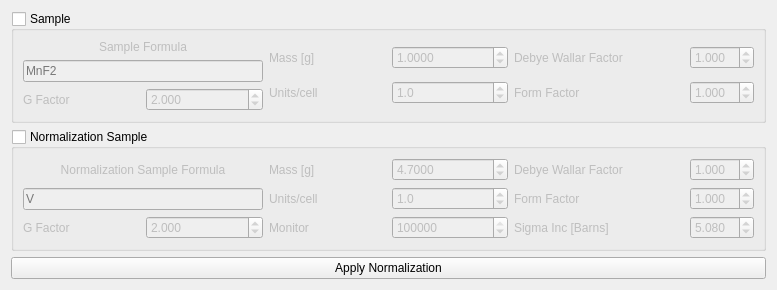
MJOLNIRPackage/MJOLNIR-GUI, file src/main/resources/base/Views/SampleManager.ui: the form before one commit.
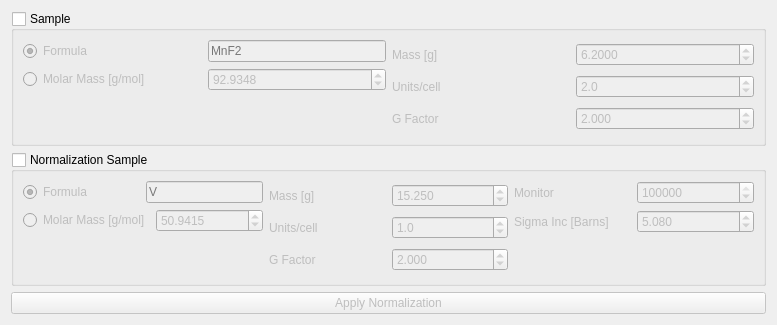
The form after the commit.

Commit message: Update UI to reflect change in MJOLNIR

Patch:
```diff
--- a/src/main/resources/base/Views/SampleManager.ui
+++ b/src/main/resources/base/Views/SampleManager.ui
@@ -7,7 +7,7 @@
     <x>0</x>
     <y>0</y>
     <width>777</width>
-    <height>290</height>
+    <height>325</height>
    </rect>
   </property>
   <property name="windowTitle">
@@ -34,58 +34,72 @@
         <item>
          <layout class="QVBoxLayout" name="verticalLayout">
           <item>
-           <widget class="QLabel" name="label">
-            <property name="sizePolicy">
-             <sizepolicy hsizetype="Preferred" vsizetype="Preferred">
-              <horstretch>0</horstretch>
-              <verstretch>0</verstretch>
-             </sizepolicy>
-            </property>
-            <property name="text">
-             <string>Sample Formula</string>
-            </property>
-            <property name="alignment">
-             <set>Qt::AlignCenter</set>
-            </property>
-           </widget>
+           <layout class="QHBoxLayout" name="horizontalLayout_6">
+            <item>
+             <widget class="QRadioButton" name="SampleManager_SampleFormula_radioButton">
+              <property name="text">
+               <string>Formula</string>
+              </property>
+              <property name="checked">
+               <bool>true</bool>
+              </property>
+              <attribute name="buttonGroup">
+               <string notr="true">buttonGroup</string>
+              </attribute>
+             </widget>
+            </item>
+            <item>
+             <widget class="QLineEdit" name="SampleManager_sampleFormula_lineEdit">
+              <property name="sizePolicy">
+               <sizepolicy hsizetype="Preferred" vsizetype="Fixed">
+                <horstretch>0</horstretch>
+                <verstretch>0</verstretch>
+               </sizepolicy>
+              </property>
+              <property name="placeholderText">
+               <string>MnF2</string>
+              </property>
+             </widget>
+            </item>
+           </layout>
           </item>
           <item>
-           <widget class="QLineEdit" name="SampleManager_sampleFormula_lineEdit">
-            <property name="sizePolicy">
-             <sizepolicy hsizetype="Preferred" vsizetype="Fixed">
-              <horstretch>0</horstretch>
-              <verstretch>0</verstretch>
-             </sizepolicy>
-            </property>
-            <property name="placeholderText">
-             <string>MnF2</string>
-            </property>
-           </widget>
-          </item>
-          <item>
-           <layout class="QHBoxLayout" name="horizontalLayout_7">
+           <layout class="QHBoxLayout" name="horizontalLayout_5">
             <item>
-             <widget class="QLabel" name="label_6">
+             <widget class="QRadioButton" name="SampleManager_SampleMolarMass_radioButton">
               <property name="text">
-               <string>G Factor</string>
+               <string>Molar Mass [g/mol]</string>
               </property>
              </widget>
             </item>
             <item>
-             <widget class="QDoubleSpinBox" name="SampleManager_SampleGFactor_spinBox">
+             <widget class="QDoubleSpinBox" name="SampleManager_SampleMolarMass_spinBox">
               <property name="decimals">
-               <number>3</number>
+               <number>4</number>
               </property>
               <property name="maximum">
-               <double>999.990000000000009</double>
+               <double>99999.990000000005239</double>
               </property>
               <property name="value">
-               <double>2.000000000000000</double>
+               <double>92.934799999999996</double>
               </property>
              </widget>
             </item>
            </layout>
           </item>
+          <item>
+           <spacer name="verticalSpacer_3">
+            <property name="orientation">
+             <enum>Qt::Vertical</enum>
+            </property>
+            <property name="sizeHint" stdset="0">
+             <size>
+              <width>20</width>
+              <height>40</height>
+             </size>
+            </property>
+           </spacer>
+          </item>
          </layout>
         </item>
         <item>
@@ -108,7 +122,7 @@
                <double>0.100000000000000</double>
               </property>
               <property name="value">
-               <double>1.000000000000000</double>
+               <double>6.200000000000000</double>
               </property>
              </widget>
             </item>
@@ -129,7 +143,31 @@
                <number>1</number>
               </property>
               <property name="value">
-               <double>1.000000000000000</double>
+               <double>2.000000000000000</double>
+              </property>
+             </widget>
+            </item>
+           </layout>
+          </item>
+          <item>
+           <layout class="QHBoxLayout" name="horizontalLayout_7">
+            <item>
+             <widget class="QLabel" name="label_6">
+              <property name="text">
+               <string>G Factor</string>
+              </property>
+             </widget>
+            </item>
+            <item>
+             <widget class="QDoubleSpinBox" name="SampleManager_SampleGFactor_spinBox">
+              <property name="decimals">
+               <number>3</number>
+              </property>
+              <property name="maximum">
+               <double>999.990000000000009</double>
+              </property>
+              <property name="value">
+               <double>2.000000000000000</double>
               </property>
              </widget>
             </item>
@@ -139,63 +177,9 @@
         </item>
         <item>
          <layout class="QVBoxLayout" name="verticalLayout_4">
-          <item>
-           <layout class="QHBoxLayout" name="horizontalLayout_5">
-            <item>
-             <widget class="QLabel" name="label_4">
-              <property name="text">
-               <string>Debye Wallar Factor</string>
-              </property>
-             </widget>
-            </item>
-            <item>
-             <widget class="QDoubleSpinBox" name="SampleManager_SampleDebyeWallerFactor_spinBox">
-              <property name="sizePolicy">
-               <sizepolicy hsizetype="Fixed" vsizetype="Fixed">
-                <horstretch>0</horstretch>
-                <verstretch>0</verstretch>
-               </sizepolicy>
-              </property>
-              <property name="decimals">
-               <number>3</number>
-              </property>
-              <property name="singleStep">
-               <double>0.100000000000000</double>
-              </property>
-              <property name="value">
-               <double>1.000000000000000</double>
-              </property>
-             </widget>
-            </item>
-           </layout>
-          </item>
-          <item>
-           <layout class="QHBoxLayout" name="horizontalLayout_6">
-            <item>
-             <widget class="QLabel" name="label_5">
-              <property name="text">
-               <string>Form Factor</string>
-              </property>
-             </widget>
-            </item>
-            <item>
-             <widget class="QDoubleSpinBox" name="SampleManager_SampleFormFactor_spinBox">
-              <property name="sizePolicy">
-               <sizepolicy hsizetype="Fixed" vsizetype="Fixed">
-                <horstretch>0</horstretch>
-                <verstretch>0</verstretch>
-               </sizepolicy>
-              </property>
-              <property name="decimals">
-               <number>3</number>
-              </property>
-              <property name="value">
-               <double>1.000000000000000</double>
-              </property>
-             </widget>
-            </item>
-           </layout>
-          </item>
+          <property name="sizeConstraint">
+           <enum>QLayout::SetDefaultConstraint</enum>
+          </property>
          </layout>
         </item>
        </layout>
@@ -231,59 +215,91 @@
        <layout class="QHBoxLayout" name="horizontalLayout_9">
         <item>
          <layout class="QVBoxLayout" name="verticalLayout_2">
-          <item>
-           <widget class="QLabel" name="label_7">
-            <property name="sizePolicy">
-             <sizepolicy hsizetype="Preferred" vsizetype="Preferred">
-              <horstretch>0</horstretch>
-              <verstretch>0</verstretch>
-             </sizepolicy>
-            </property>
-            <property name="text">
-             <string>Normalization Sample Formula</string>
-            </property>
-            <property name="alignment">
-             <set>Qt::AlignCenter</set>
-            </property>
-           </widget>
-          </item>
-          <item>
-           <widget class="QLineEdit" name="SampleManager_NormalizationSampleFormula_lineEdit">
-            <property name="sizePolicy">
-             <sizepolicy hsizetype="Preferred" vsizetype="Fixed">
-              <horstretch>0</horstretch>
-              <verstretch>0</verstretch>
-             </sizepolicy>
-            </property>
-            <property name="placeholderText">
-             <string>V</string>
-            </property>
-           </widget>
-          </item>
           <item>
            <layout class="QHBoxLayout" name="horizontalLayout_10">
             <item>
-             <widget class="QLabel" name="label_8">
+             <widget class="QRadioButton" name="radioButton">
               <property name="text">
-               <string>G Factor</string>
+               <string>Formula</string>
               </property>
+              <property name="checked">
+               <bool>true</bool>
+              </property>
+              <attribute name="buttonGroup">
+               <string notr="true">buttonGroup_2</string>
+              </attribute>
              </widget>
             </item>
             <item>
-             <widget class="QDoubleSpinBox" name="SampleManager_NormalizationSampleGFactor_spinBox">
+             <widget class="QLineEdit" name="SampleManager_NormalizationSampleFormula_lineEdit">
+              <property name="sizePolicy">
+               <sizepolicy hsizetype="Preferred" vsizetype="Fixed">
+                <horstretch>0</horstretch>
+                <verstretch>0</verstretch>
+               </sizepolicy>
+              </property>
+              <property name="placeholderText">
+               <string>V</string>
+              </property>
+             </widget>
+            </item>
+           </layout>
+          </item>
+          <item>
+           <layout class="QHBoxLayout" name="horizontalLayout_14">
+            <property name="sizeConstraint">
+             <enum>QLayout::SetDefaultConstraint</enum>
+            </property>
+            <property name="leftMargin">
+             <number>0</number>
+            </property>
+            <property name="topMargin">
+             <number>0</number>
+            </property>
+            <property name="rightMargin">
+             <number>0</number>
+            </property>
+            <property name="bottomMargin">
+             <number>0</number>
+            </property>
+            <item>
+             <widget class="QRadioButton" name="radioButton_2">
+              <property name="text">
+               <string>Molar Mass [g/mol]</string>
+              </property>
+              <attribute name="buttonGroup">
+               <string notr="true">buttonGroup_2</string>
+              </attribute>
+             </widget>
+            </item>
+            <item>
+             <widget class="QDoubleSpinBox" name="doubleSpinBox">
               <property name="decimals">
-               <number>3</number>
+               <number>4</number>
               </property>
               <property name="maximum">
-               <double>999.990000000000009</double>
+               <double>99999.990000000005239</double>
               </property>
               <property name="value">
-               <double>2.000000000000000</double>
+               <double>50.941499999999998</double>
               </property>
              </widget>
             </item>
            </layout>
           </item>
+          <item>
+           <spacer name="verticalSpacer_2">
+            <property name="orientation">
+             <enum>Qt::Vertical</enum>
+            </property>
+            <property name="sizeHint" stdset="0">
+             <size>
+              <width>20</width>
+              <height>40</height>
+             </size>
+            </property>
+           </spacer>
+          </item>
          </layout>
         </item>
         <item>
@@ -300,13 +316,13 @@
             <item>
              <widget class="QDoubleSpinBox" name="SampleManager_NormalizationSampleMass_spinBox">
               <property name="decimals">
-               <number>4</number>
+               <number>3</number>
               </property>
               <property name="singleStep">
                <double>0.100000000000000</double>
               </property>
               <property name="value">
-               <double>4.700000000000000</double>
+               <double>15.250000000000000</double>
               </property>
              </widget>
             </item>
@@ -336,6 +352,40 @@
           <item>
            <layout class="QHBoxLayout" name="horizontalLayout_16">
             <item>
+             <widget class="QLabel" name="label_8">
+              <property name="text">
+               <string>G Factor</string>
+              </property>
+             </widget>
+            </item>
+            <item>
+             <widget class="QDoubleSpinBox" name="SampleManager_NormalizationSampleGFactor_spinBox">
+              <property name="sizePolicy">
+               <sizepolicy hsizetype="Preferred" vsizetype="Fixed">
+                <horstretch>0</horstretch>
+                <verstretch>0</verstretch>
+               </sizepolicy>
+              </property>
+              <property name="decimals">
+               <number>3</number>
+              </property>
+              <property name="maximum">
+               <double>999.990000000000009</double>
+              </property>
+              <property name="value">
+               <double>2.000000000000000</double>
+              </property>
+             </widget>
+            </item>
+           </layout>
+          </item>
+         </layout>
+        </item>
+        <item>
+         <layout class="QVBoxLayout" name="verticalLayout_6">
+          <item>
+           <layout class="QHBoxLayout" name="horizontalLayout_13">
+            <item>
              <widget class="QLabel" name="label_14">
               <property name="text">
                <string>Monitor</string>
@@ -360,67 +410,6 @@
             </item>
            </layout>
           </item>
-         </layout>
-        </item>
-        <item>
-         <layout class="QVBoxLayout" name="verticalLayout_6">
-          <item>
-           <layout class="QHBoxLayout" name="horizontalLayout_13">
-            <item>
-             <widget class="QLabel" name="label_11">
-              <property name="text">
-               <string>Debye Wallar Factor</string>
-              </property>
-             </widget>
-            </item>
-            <item>
-             <widget class="QDoubleSpinBox" name="SampleManager_NormalizationSampleDebyeWallerFactorMass_spinBox">
-              <property name="sizePolicy">
-               <sizepolicy hsizetype="Fixed" vsizetype="Fixed">
-                <horstretch>0</horstretch>
-                <verstretch>0</verstretch>
-               </sizepolicy>
-              </property>
-              <property name="decimals">
-               <number>3</number>
-              </property>
-              <property name="singleStep">
-               <double>0.100000000000000</double>
-              </property>
-              <property name="value">
-               <double>1.000000000000000</double>
-              </property>
-             </widget>
-            </item>
-           </layout>
-          </item>
-          <item>
-           <layout class="QHBoxLayout" name="horizontalLayout_14">
-            <item>
-             <widget class="QLabel" name="label_12">
-              <property name="text">
-               <string>Form Factor</string>
-              </property>
-             </widget>
-            </item>
-            <item>
-             <widget class="QDoubleSpinBox" name="SampleManager_NormalizationSamleFormFactor_spinBox">
-              <property name="sizePolicy">
-               <sizepolicy hsizetype="Fixed" vsizetype="Fixed">
-                <horstretch>0</horstretch>
-                <verstretch>0</verstretch>
-               </sizepolicy>
-              </property>
-              <property name="decimals">
-               <number>3</number>
-              </property>
-              <property name="value">
-               <double>1.000000000000000</double>
-              </property>
-             </widget>
-            </item>
-           </layout>
-          </item>
           <item>
            <layout class="QHBoxLayout" name="horizontalLayout_15">
             <item>
@@ -433,7 +422,7 @@
             <item>
              <widget class="QDoubleSpinBox" name="SampleManager_NormalizationSampleSigmaInc_spinBox">
               <property name="sizePolicy">
-               <sizepolicy hsizetype="Fixed" vsizetype="Fixed">
+               <sizepolicy hsizetype="Preferred" vsizetype="Fixed">
                 <horstretch>0</horstretch>
                 <verstretch>0</verstretch>
                </sizepolicy>
@@ -448,6 +437,19 @@
             </item>
            </layout>
           </item>
+          <item>
+           <spacer name="verticalSpacer">
+            <property name="orientation">
+             <enum>Qt::Vertical</enum>
+            </property>
+            <property name="sizeHint" stdset="0">
+             <size>
+              <width>20</width>
+              <height>40</height>
+             </size>
+            </property>
+           </spacer>
+          </item>
          </layout>
         </item>
        </layout>
@@ -457,9 +459,12 @@
    </item>
    <item>
     <widget class="QPushButton" name="SampleManager_ApplyNormalization_button">
-        <property name="text">
-        <string>Apply Normalization</string>
-        </property>
+     <property name="enabled">
+      <bool>false</bool>
+     </property>
+     <property name="text">
+      <string>Apply Normalization</string>
+     </property>
     </widget>
     </item>
   </layout>
```
Left out of the diff: 9 changed lines with no effect on the pictures.
